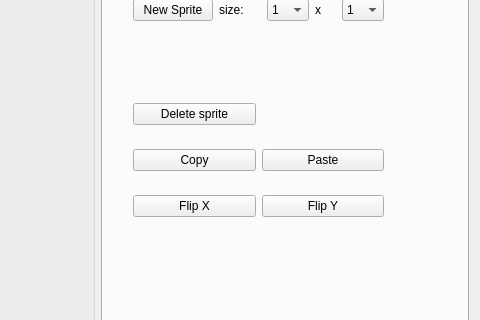
leuat/TRSE, file source/trsedocuments/formimageeditor.ui: the form before one commit; both pictures show x 653 to 1133 and y 201 to 521 of the 1133 by 663 pixel window.
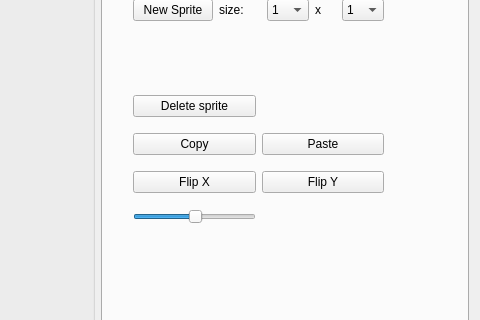
The form after the commit. Custom widgets are drawn as their Qt base class.

What changed in the file:
```diff
--- a/source/trsedocuments/formimageeditor.ui
+++ b/source/trsedocuments/formimageeditor.ui
@@ -639,7 +639,28 @@
            <height>151</height>
           </rect>
          </property>
-         <layout class="QGridLayout" name="gridLayout_10">
+         <layout class="QGridLayout" name="gridLayout_10" columnstretch="1,1">
+          <item row="1" column="1">
+           <widget class="QPushButton" name="btnPasteSprite">
+            <property name="text">
+             <string>Paste</string>
+            </property>
+           </widget>
+          </item>
+          <item row="2" column="1">
+           <widget class="QPushButton" name="btnFlipYSprite">
+            <property name="text">
+             <string>Flip Y</string>
+            </property>
+           </widget>
+          </item>
+          <item row="2" column="0">
+           <widget class="QPushButton" name="btnFlipXSprite">
+            <property name="text">
+             <string>Flip X</string>
+            </property>
+           </widget>
+          </item>
           <item row="0" column="0">
            <widget class="QPushButton" name="btnDeleteSprite">
             <property name="text">
@@ -654,24 +675,19 @@
             </property>
            </widget>
           </item>
-          <item row="2" column="0">
-           <widget class="QPushButton" name="btnFlipXSprite">
-            <property name="text">
-             <string>Flip X</string>
+          <item row="3" column="0">
+           <widget class="QSlider" name="sliderX">
+            <property name="singleStep">
+             <number>10</number>
             </property>
-           </widget>
-          </item>
-          <item row="2" column="1">
-           <widget class="QPushButton" name="btnFlipYSprite">
-            <property name="text">
-             <string>Flip Y</string>
+            <property name="value">
+             <number>50</number>
             </property>
-           </widget>
-          </item>
-          <item row="1" column="1">
-           <widget class="QPushButton" name="btnPasteSprite">
-            <property name="text">
-             <string>Paste</string>
+            <property name="tracking">
+             <bool>true</bool>
+            </property>
+            <property name="orientation">
+             <enum>Qt::Horizontal</enum>
             </property>
            </widget>
           </item>
```
